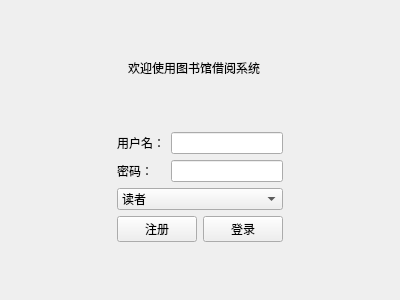
ackermanLev1/Qt-test, file Qt大项目/loginview.ui: the form before one commit.
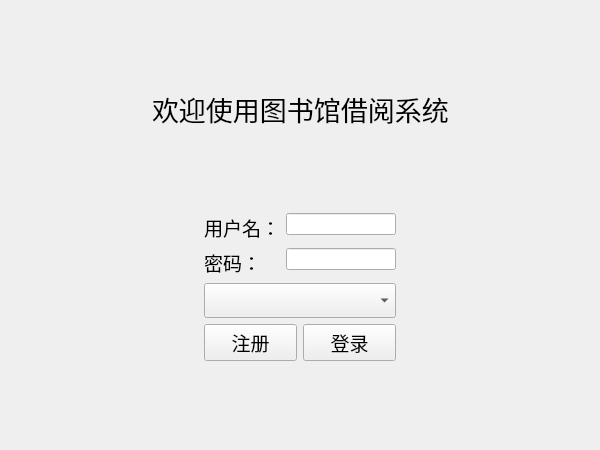
The form after the commit.

Commit message: 登陆界面添加下拉列表选择

Patch:
```diff
--- a/Qt大项目/loginview.ui
+++ b/Qt大项目/loginview.ui
@@ -6,8 +6,8 @@
    <rect>
     <x>0</x>
     <y>0</y>
-    <width>400</width>
-    <height>300</height>
+    <width>600</width>
+    <height>450</height>
    </rect>
   </property>
   <property name="sizePolicy">
@@ -18,8 +18,8 @@
   </property>
   <property name="minimumSize">
    <size>
-    <width>400</width>
-    <height>300</height>
+    <width>600</width>
+    <height>450</height>
    </size>
   </property>
   <property name="windowTitle">
@@ -56,8 +56,14 @@
      </item>
      <item>
       <widget class="QLabel" name="lblTitle">
+       <property name="font">
+        <font>
+         <family>Agency FB</family>
+         <pointsize>20</pointsize>
+        </font>
+       </property>
        <property name="text">
-        <string>欢迎使用图书馆借阅系统	</string>
+        <string>欢迎使用图书馆借阅系统</string>
        </property>
       </widget>
      </item>
@@ -116,6 +122,12 @@
          </item>
          <item row="1" column="0">
           <widget class="QLabel" name="lblPwd">
+           <property name="font">
+            <font>
+             <family>Agency FB</family>
+             <pointsize>14</pointsize>
+            </font>
+           </property>
            <property name="text">
             <string>密码：</string>
            </property>
@@ -130,6 +142,12 @@
          </item>
          <item row="0" column="0">
           <widget class="QLabel" name="lblUser">
+           <property name="font">
+            <font>
+             <family>Agency FB</family>
+             <pointsize>14</pointsize>
+            </font>
+           </property>
            <property name="text">
             <string>用户名：</string>
            </property>
@@ -139,29 +157,37 @@
        </item>
        <item>
         <widget class="QComboBox" name="cbRole">
-         <item>
-          <property name="text">
-           <string>读者</string>
-          </property>
-         </item>
-         <item>
-          <property name="text">
-           <string>管理员</string>
-          </property>
-         </item>
+         <property name="font">
+          <font>
+           <family>Agency FB</family>
+           <pointsize>14</pointsize>
+          </font>
+         </property>
         </widget>
        </item>
        <item>
         <layout class="QHBoxLayout" name="horizontalLayout_3">
          <item>
           <widget class="QPushButton" name="btnRegister">
+           <property name="font">
+            <font>
+             <family>Agency FB</family>
+             <pointsize>14</pointsize>
+            </font>
+           </property>
            <property name="text">
             <string>注册</string>
            </property>
           </widget>
          </item>
          <item>
-          <widget class="QPushButton" name="btLogin">
+          <widget class="QPushButton" name="btnLogin">
+           <property name="font">
+            <font>
+             <family>Agency FB</family>
+             <pointsize>14</pointsize>
+            </font>
+           </property>
            <property name="text">
             <string>登录</string>
            </property>
```
The commit also changes 2 other files.
